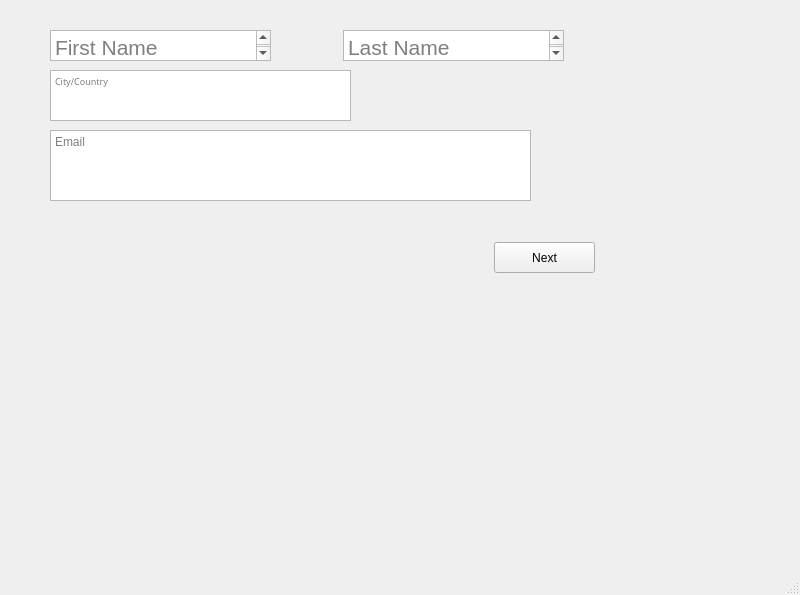
Above: form2.ui from nigkty123/ap-1399-finalproject before the change. Below: the same form after it.
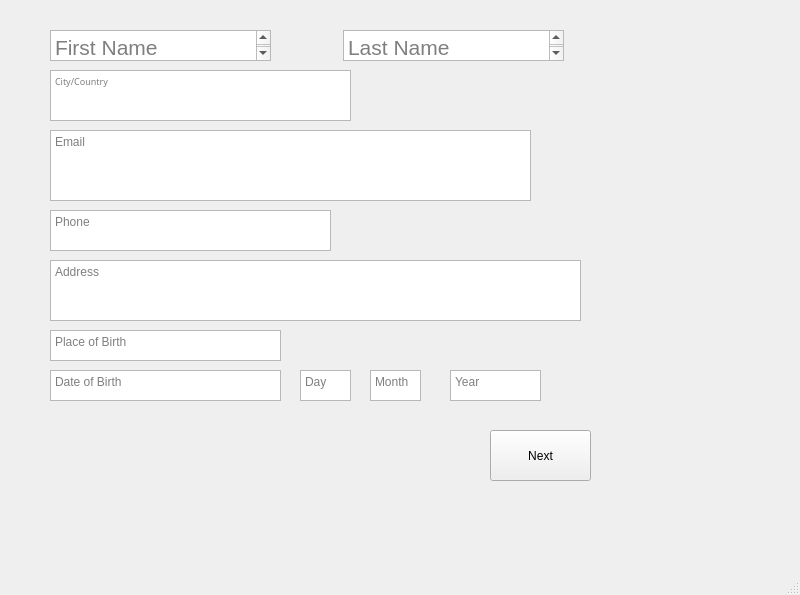
That is the form after the change.

Commit message: First commit by MRK

```diff
--- a/form2.ui
+++ b/form2.ui
@@ -87,19 +87,110 @@
      <string>Last Name</string>
     </property>
    </widget>
+   <widget class="QTextEdit" name="textEdit_5">
+    <property name="geometry">
+     <rect>
+      <x>300</x>
+      <y>370</y>
+      <width>51</width>
+      <height>31</height>
+     </rect>
+    </property>
+    <property name="placeholderText">
+     <string>Day</string>
+    </property>
+   </widget>
+   <widget class="QTextEdit" name="textEdit">
+    <property name="geometry">
+     <rect>
+      <x>50</x>
+      <y>210</y>
+      <width>281</width>
+      <height>41</height>
+     </rect>
+    </property>
+    <property name="placeholderText">
+     <string>Phone</string>
+    </property>
+   </widget>
+   <widget class="QTextEdit" name="textEdit_4">
+    <property name="geometry">
+     <rect>
+      <x>50</x>
+      <y>370</y>
+      <width>231</width>
+      <height>31</height>
+     </rect>
+    </property>
+    <property name="placeholderText">
+     <string>Date of Birth</string>
+    </property>
+   </widget>
+   <widget class="QTextEdit" name="textEdit_3">
+    <property name="geometry">
+     <rect>
+      <x>50</x>
+      <y>330</y>
+      <width>231</width>
+      <height>31</height>
+     </rect>
+    </property>
+    <property name="placeholderText">
+     <string>Place of Birth</string>
+    </property>
+   </widget>
+   <widget class="QTextEdit" name="textEdit_6">
+    <property name="geometry">
+     <rect>
+      <x>370</x>
+      <y>370</y>
+      <width>51</width>
+      <height>31</height>
+     </rect>
+    </property>
+    <property name="placeholderText">
+     <string>Month</string>
+    </property>
+   </widget>
+   <widget class="QTextEdit" name="textEdit_2">
+    <property name="geometry">
+     <rect>
+      <x>50</x>
+      <y>260</y>
+      <width>531</width>
+      <height>61</height>
+     </rect>
+    </property>
+    <property name="placeholderText">
+     <string>Address</string>
+    </property>
+   </widget>
    <widget class="QPushButton" name="NextButton">
     <property name="geometry">
      <rect>
-      <x>494</x>
-      <y>242</y>
+      <x>490</x>
+      <y>430</y>
       <width>101</width>
-      <height>31</height>
+      <height>51</height>
      </rect>
     </property>
     <property name="text">
      <string>Next</string>
     </property>
    </widget>
+   <widget class="QTextEdit" name="textEdit_7">
+    <property name="geometry">
+     <rect>
+      <x>450</x>
+      <y>370</y>
+      <width>91</width>
+      <height>31</height>
+     </rect>
+    </property>
+    <property name="placeholderText">
+     <string>Year</string>
+    </property>
+   </widget>
   </widget>
   <widget class="QMenuBar" name="menubar">
    <property name="geometry">
```
The commit also changes 1 other file.
